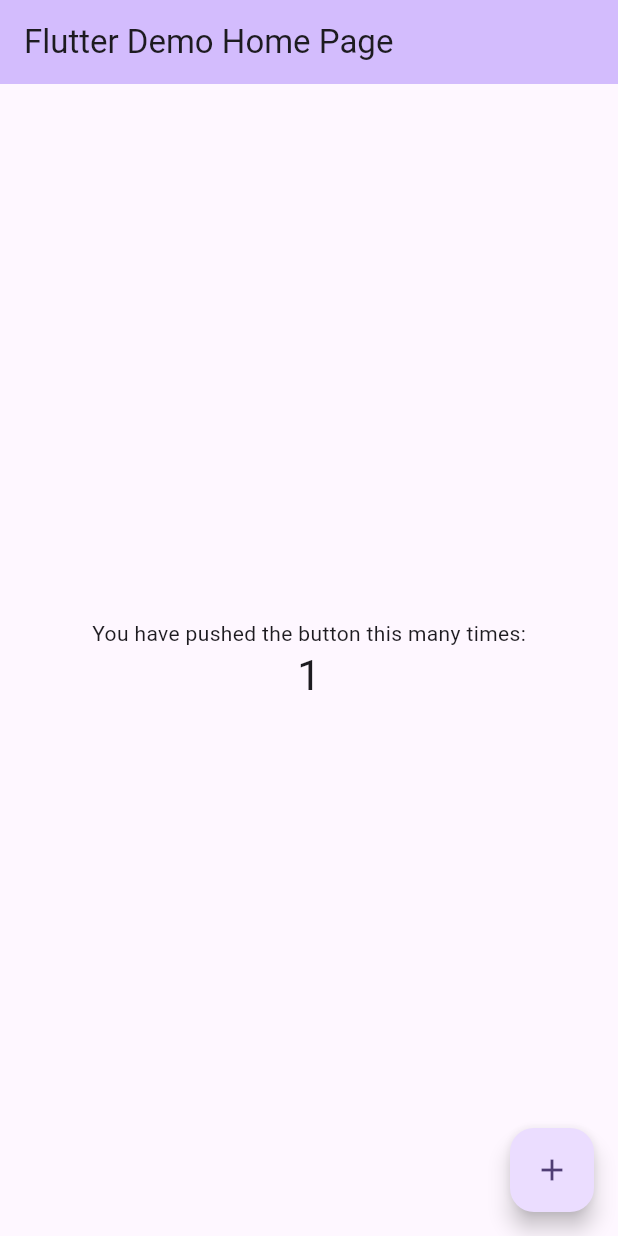
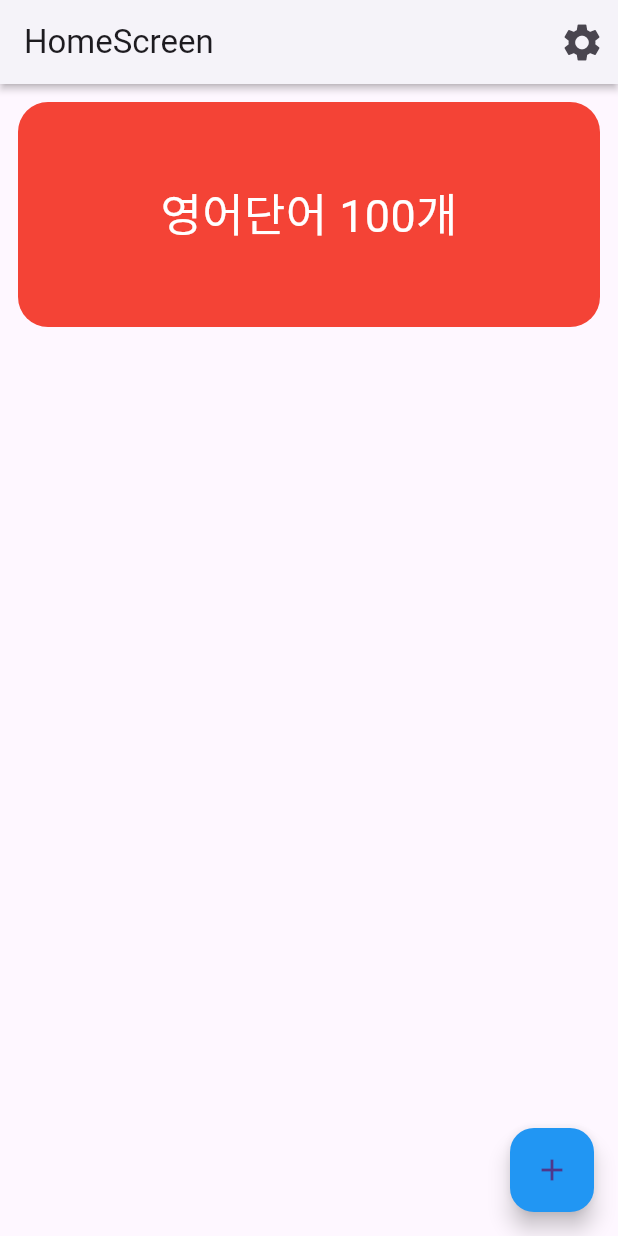
Before and after one commit to hyeonlee717/Infinite_Memory, a Flutter app: the screen it shows after launch, after a tap on the "add" icon, on a phone screen of 412 x 824 dp. Run offline on Flutter 3.47's test engine with Material 3 defaults, Android fonts, the phone set to English and light mode, and no system bars.

Commit message:
홈스크린, 디테일스크린 ui구성

```diff
--- a/lib/main.dart
+++ b/lib/main.dart
@@ -1,4 +1,5 @@
 import 'package:flutter/material.dart';
+import 'screen/home_screen.dart';
 
 void main() {
   runApp(const MyApp());
@@ -7,119 +8,10 @@
 class MyApp extends StatelessWidget {
   const MyApp({super.key});
 
-  // This widget is the root of your application.
   @override
   Widget build(BuildContext context) {
-    return MaterialApp(
-      title: 'Flutter Demo',
-      theme: ThemeData(
-        // This is the theme of your application.
-        //
-        // TRY THIS: Try running your application with "flutter run". You'll see
-        // the application has a purple toolbar. Then, without quitting the app,
-        // try changing the seedColor in the colorScheme below to Colors.green
-        // and then invoke "hot reload" (save your changes or press the "hot
-        // reload" button in a Flutter-supported IDE, or press "r" if you used
-        // the command line to start the app).
-        //
-        // Notice that the counter didn't reset back to zero; the application
-        // state is not lost during the reload. To reset the state, use hot
-        // restart instead.
-        //
-        // This works for code too, not just values: Most code changes can be
-        // tested with just a hot reload.
-        colorScheme: ColorScheme.fromSeed(seedColor: Colors.deepPurple),
-        useMaterial3: true,
-      ),
-      home: const MyHomePage(title: 'Flutter Demo Home Page'),
+    return const MaterialApp(
+      home: HomeScreen(),
     );
   }
 }
-
-class MyHomePage extends StatefulWidget {
-  const MyHomePage({super.key, required this.title});
-
-  // This widget is the home page of your application. It is stateful, meaning
-  // that it has a State object (defined below) that contains fields that affect
-  // how it looks.
-
-  // This class is the configuration for the state. It holds the values (in this
-  // case the title) provided by the parent (in this case the App widget) and
-  // used by the build method of the State. Fields in a Widget subclass are
-  // always marked "final".
-
-  final String title;
-
-  @override
-  State<MyHomePage> createState() => _MyHomePageState();
-}
-
-class _MyHomePageState extends State<MyHomePage> {
-  int _counter = 0;
-
-  void _incrementCounter() {
-    setState(() {
-      // This call to setState tells the Flutter framework that something has
-      // changed in this State, which causes it to rerun the build method below
-      // so that the display can reflect the updated values. If we changed
-      // _counter without calling setState(), then the build method would not be
-      // called again, and so nothing would appear to happen.
-      _counter++;
-    });
-  }
-
-  @override
-  Widget build(BuildContext context) {
-    // This method is rerun every time setState is called, for instance as done
-    // by the _incrementCounter method above.
-    //
-    // The Flutter framework has been optimized to make rerunning build methods
-    // fast, so that you can just rebuild anything that needs updating rather
-    // than having to individually change instances of widgets.
-    return Scaffold(
-      appBar: AppBar(
-        // TRY THIS: Try changing the color here to a specific color (to
-        // Colors.amber, perhaps?) and trigger a hot reload to see the AppBar
-        // change color while the other colors stay the same.
-        backgroundColor: Theme.of(context).colorScheme.inversePrimary,
-        // Here we take the value from the MyHomePage object that was created by
-        // the App.build method, and use it to set our appbar title.
-        title: Text(widget.title),
-      ),
-      body: Center(
-        // Center is a layout widget. It takes a single child and positions it
-        // in the middle of the parent.
-        child: Column(
-          // Column is also a layout widget. It takes a list of children and
-          // arranges them vertically. By default, it sizes itself to fit its
-          // children horizontally, and tries to be as tall as its parent.
-          //
-          // Column has various properties to control how it sizes itself and
-          // how it positions its children. Here we use mainAxisAlignment to
-          // center the children vertically; the main axis here is the vertical
-          // axis because Columns are vertical (the cross axis would be
-          // horizontal).
-          //
-          // TRY THIS: Invoke "debug painting" (choose the "Toggle Debug Paint"
-          // action in the IDE, or press "p" in the console), to see the
-          // wireframe for each widget.
-          mainAxisAlignment: MainAxisAlignment.center,
-          children: <Widget>[
-            const Text(
-              'You have pushed the button this many times:',
-            ),
-            Text(
-              '$_counter',
-              style: Theme.of(context).textTheme.headlineMedium,
-            ),
-          ],
-        ),
-      ),
-      floatingActionButton: FloatingActionButton(
-        onPressed: _incrementCounter,
-        tooltip: 'Increment',
-        child: const Icon(Icons.add),
-      ), // This trailing comma makes auto-formatting nicer for build methods.
-    );
-  }
-}
--- /dev/null
+++ b/lib/screen/home_screen.dart
@@ -0,0 +1,83 @@
+import 'package:flutter/material.dart';
+import 'detail_screen.dart';
+
+class HomeScreen extends StatefulWidget {
+  const HomeScreen({super.key});
+
+  @override
+  State<HomeScreen> createState() => _HomeScreenState();
+}
+
+class _HomeScreenState extends State<HomeScreen> {
+  final List<Color> containers = [];
+
+  void addContainer(Color color) {
+    setState(() {
+      containers.add(color);
+    });
+  }
+
+  @override
+  Widget build(BuildContext context) {
+    return Scaffold(
+      appBar: AppBar(
+        backgroundColor: Colors.white,
+        elevation: 2,
+        shadowColor: Colors.black,
+        title: const Text('HomeScreen'),
+        actions: [
+          IconButton(
+            onPressed: () {},
+            icon: const Icon(Icons.settings),
+            iconSize: 30,
+          ),
+        ],
+      ),
+      body: ListView.builder(
+        itemCount: containers.length,
+        itemBuilder: (context, index) {
+          return GestureDetector(
+            onTap: () {
+              Navigator.push(
+                context,
+                MaterialPageRoute(
+                  builder: (context) => DetailScreen(color: containers[index]),
+                ),
+              );
+            },
+            child: Padding(
+              padding: const EdgeInsets.all(12.0),
+              child: Container(
+                decoration: BoxDecoration(
+                  color: containers[index],
+                  borderRadius: BorderRadius.circular(20),
+                ),
+                width: double.infinity,
+                height: 150,
+                child: const Center(
+                  child: Text(
+                    '영어단어 100개',
+                    style: TextStyle(
+                      color: Colors.white,
+                      fontSize: 30,
+                    ),
+                  ),
+                ),
+              ),
+            ),
+          );
+        },
+      ),
+      floatingActionButton: Row(
+        mainAxisAlignment: MainAxisAlignment.end,
+        children: [
+          FloatingActionButton(
+            onPressed: () => addContainer(Colors.red),
+            backgroundColor: Colors.blue,
+            child: const Icon(Icons.add),
+          ),
+        ],
+      ),
+    );
+  }
+}
```
Also changed, not shown: lib/screen/detail_screen.dart (added, +141 -0 lines).
